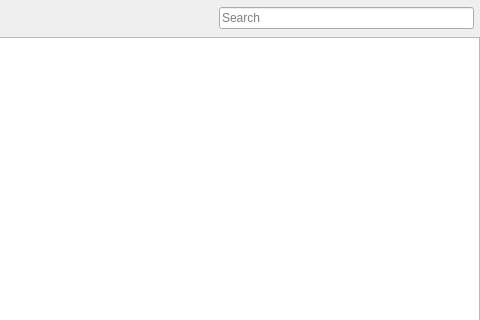
This is labnote/ui/qt_ui/project.ui in drs/LabNote as Qt 5 draws it before an edit; both pictures show x 114 to 594 and y 0 to 320 of the 594 by 443 pixel window. The edited form follows.
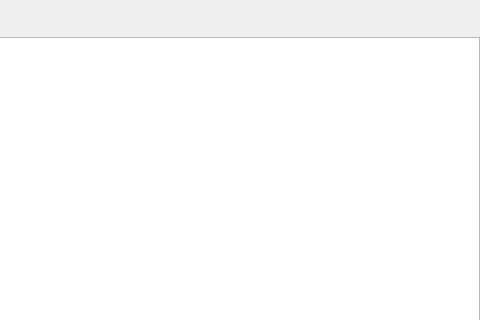
This is the edited form.

Commit message: Replaced search line edit by a SearchLineEdit widget

```diff
--- a/labnote/ui/qt_ui/project.ui
+++ b/labnote/ui/qt_ui/project.ui
@@ -70,13 +70,6 @@
        </property>
       </spacer>
      </item>
-     <item>
-      <widget class="QLineEdit" name="txt_search">
-       <property name="placeholderText">
-        <string>Search</string>
-       </property>
-      </widget>
-     </item>
     </layout>
    </item>
    <item>
```
Left out of the diff: 3 changed lines with no effect on the pictures. The commit also changes 12 other files.
